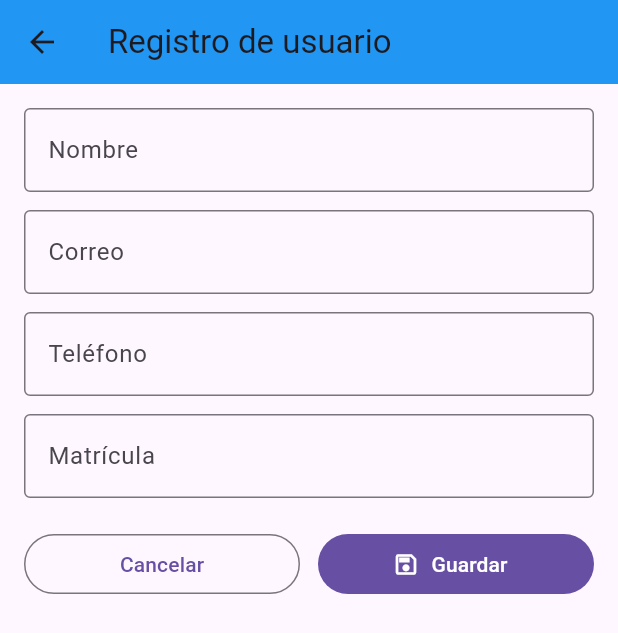
After one commit to Eddomora/Proyecto_Ing_Software, a Flutter app: the screen it shows after launch, after a tap on "Registrarse", on a phone screen of 412 x 824 dp. The commit adds this screen. Shown: the top 633 px of the screen. Run offline on Flutter 3.47's test engine with Material 3 defaults, Android fonts, the phone set to English and light mode, and no system bars; our stand-ins replace image_picker, shared_preferences; missing offline and left inert: dart:html.

Commit message:
añadiendo formulario de registro de datos personales

```diff
--- a/Proyecto Dart/sistema_objetos_perdidos/lib/botones.dart
+++ b/Proyecto Dart/sistema_objetos_perdidos/lib/botones.dart
@@ -2,7 +2,9 @@ import 'package:flutter/material.dart';
 import 'package:sistema_objetos_perdidos/formulario_perdido.dart';
 import 'package:sistema_objetos_perdidos/formulario_encontrado.dart';
 import 'package:sistema_objetos_perdidos/historial_reportes.dart';
+import 'formulario_registro.dart';
 
+//pasar todo esto a la pantalla posterior de registro/login de usuario
 class MainButtons extends StatelessWidget {
   const MainButtons({super.key});
 
@@ -32,6 +34,19 @@ class MainButtons extends StatelessWidget {
             child: const Text('Registrar Objeto Encontrado'),
           ),
           const SizedBox(height: 16),
+
+          ElevatedButton(
+            onPressed: () {
+              Navigator.push(
+                context,
+                MaterialPageRoute(builder: (context) => const FormularioRegistro()),
+              ); // redirecciona
+            },
+            child: const Text('Registrarse'),
+          ),
+          const SizedBox(height: 16),
+
+
           ElevatedButton(
             onPressed: () {
               Navigator.push(
--- /dev/null
+++ b/Proyecto Dart/sistema_objetos_perdidos/lib/formulario_registro.dart
@@ -0,0 +1,196 @@
+import 'dart:convert';
+import 'dart:html' as html;
+import 'package:flutter/material.dart';
+import 'usuarioUdec.dart';
+import 'helpers/guarda_txt_web.dart';
+import 'package:sistema_objetos_perdidos/helpers/guarda_txt_web.dart';
+import 'package:flutter/material.dart';
+import 'usuarioUdec.dart';
+import 'helpers/guarda_txt_web.dart'; // debe exportar: Future<void> saveUserTxt(Usuarioudec user)
+
+class FormularioRegistro extends StatefulWidget {
+  const FormularioRegistro({super.key});
+
+  @override
+  State<FormularioRegistro> createState() => _FormularioRegistroState();
+}
+
+class _FormularioRegistroState extends State<FormularioRegistro> {
+  final registroKey = GlobalKey<FormState>();
+
+  final nombre = TextEditingController();
+  final correo = TextEditingController();
+  final telefono = TextEditingController();
+  final matricula = TextEditingController();
+  final bool admin = false;
+
+  bool guardando = false;
+
+  //validaciones necesarias
+  String? _required(String? n, {String label = 'Este campo'}) {
+    if (n == null || n.trim().isEmpty) {
+      return '$label es obligatorio';
+    }
+    return null;
+  }
+
+  String? validarTelefono(String? n) {
+    final base = _required(n, label: 'Teléfono');
+    if (base != null) return base;
+    if (n!.replaceAll(' ', '').length < 8) return 'Teléfono demasiado corto';
+    return null;
+  }
+
+  String? validarCorreo(String? n) {
+    final base = _required(n, label: 'Correo');
+    if (base != null) return base;
+    final v = n!.trim();
+    if (!v.contains('@') || !v.contains('.')) return 'Correo inválido';
+    return null;
+  }
+
+  String? validarMatricula(String? n) {
+    final base = _required(n, label: 'Matrícula');
+    if (base != null) return base;
+    if (n!.trim().length < 10) return 'Matrícula inválida';
+    return null;
+  }
+
+  Future<void> saveUserTxt(Usuarioudec user) async{
+    final linea = '${user.nombre}, ${user.correo}, ${user.telefono}, ${user.matricula}, admin=${user.admin}';
+
+    final bytes = utf8.encode(linea);
+    final blob = html.Blob([bytes], 'text/plain');
+    final url = html.Url.createObjectUrlFromBlob(blob);
+
+    final a = html.AnchorElement(href: url)
+      ..download = 'usuarios.txt'
+      ..style.display = 'none';
+    html.document.body!.children.add(a);
+    a.click();
+    a.remove();
+    html.Url.revokeObjectUrl(url);
+  }
+
+
+  Future<void> guardar() async {
+    if (!registroKey.currentState!.validate()) return;
+
+    setState(() => guardando = true);
+
+    final usuario = Usuarioudec(
+      nombre: nombre.text.trim(),
+      correo: correo.text.trim(),
+      telefono: telefono.text.trim(),
+      matricula: matricula.text.trim(),
+      admin: admin,
+    );
+
+    await saveUserTxt(usuario); // descarga el txt en Chrome
+
+    if (!mounted) return;
+    setState(() => guardando = false);
+
+    ScaffoldMessenger.of(context).showSnackBar(
+      const SnackBar(content: Text('Guardado')),
+    );
+    Navigator.pop(context);
+  }
+
+  @override
+  void dispose() {
+    nombre.dispose();
+    correo.dispose();
+    telefono.dispose();
+    matricula.dispose();
+    super.dispose();
+  }
+
+  @override
+  Widget build(BuildContext context) {
+    return Scaffold(
+      appBar: AppBar(
+        title: const Text('Registro de usuario'),
+        backgroundColor: Colors.blue,
+      ),
+      body: Form(
+        key: registroKey,
+        autovalidateMode: AutovalidateMode.onUserInteraction,
+        child: ListView(
+          padding: const EdgeInsets.all(16),
+          children: [
+            TextFormField(
+              controller: nombre,
+              textInputAction: TextInputAction.next,
+              decoration: const InputDecoration(
+                labelText: 'Nombre',
+                border: OutlineInputBorder(),
+              ),
+              validator: (v) => _required(v, label: 'Nombre'),
+            ),
+            const SizedBox(height: 12),
+
+            TextFormField(
+              controller: correo,
+              keyboardType: TextInputType.emailAddress,
+              textInputAction: TextInputAction.next,
+              decoration: const InputDecoration(
+                labelText: 'Correo',
+                border: OutlineInputBorder(),
+              ),
+              validator: validarCorreo,
+            ),
+            const SizedBox(height: 12),
+
+            TextFormField(
+              controller: telefono,
+              keyboardType: TextInputType.phone,
+              textInputAction: TextInputAction.next,
+              decoration: const InputDecoration(
+                labelText: 'Teléfono',
+                border: OutlineInputBorder(),
+              ),
+              validator: validarTelefono,
+            ),
+            const SizedBox(height: 12),
+
+            TextFormField(
+              controller: matricula,
+              textInputAction: TextInputAction.done,
+              decoration: const InputDecoration(
+                labelText: 'Matrícula',
+                border: OutlineInputBorder(),
+              ),
+              validator: validarMatricula,
+            ),
+            const SizedBox(height: 20),
+
+            Row(
+              children: [
+                Expanded(
+                  child: OutlinedButton(
+                    onPressed: guardando ? null : () => Navigator.pop(context),
+                    child: const Text('Cancelar'),
+                  ),
+                ),
+                const SizedBox(width: 12),
+                Expanded(
+                  child: FilledButton.icon(
+                    onPressed: guardando ? null : () => guardar(),
+                    icon: guardando
+                        ? const SizedBox(
+                            width: 18, height: 18,
+                            child: CircularProgressIndicator(strokeWidth: 2.2),
+                          )
+                        : const Icon(Icons.save_outlined),
+                    label: const Text('Guardar'),
+                  ),
+                ),
+              ],
+            ),
+          ],
+        ),
+      ),
+    );
+  }
+}
--- /dev/null
+++ b/Proyecto Dart/sistema_objetos_perdidos/lib/usuarioUdec.dart
@@ -0,0 +1,15 @@
+class Usuarioudec {
+  final String nombre;
+  final String correo;
+  final String telefono;
+  final String matricula;
+  final bool admin;
+
+  Usuarioudec({
+    required this.nombre,
+    required this.correo,
+    required this.telefono,
+    required this.matricula,
+    required this.admin,
+  });
+}
--- a/Proyecto Dart/sistema_objetos_perdidos/pubspec.yaml
+++ b/Proyecto Dart/sistema_objetos_perdidos/pubspec.yaml
@@ -31,6 +31,7 @@ dependencies:
   flutter:
     sdk: flutter
   shared_preferences: ^2.5.3
+  path_provider: ^2.1.5
 
 
   # The following adds the Cupertino Icons font to your application.
```
Also changed, not shown: Proyecto Dart/sistema_objetos_perdidos/lib/pantallaInicio.dart (added, +27 -0 lines), Proyecto Dart/sistema_objetos_perdidos/lib/pantalla_login.dart (added, +30 -0 lines), Proyecto Dart/sistema_objetos_perdidos/lib/pantallasEnum.dart (added, +7 -0 lines), Proyecto Dart/sistema_objetos_perdidos/lib/helpers/guarda_txt_web.dart (added).
